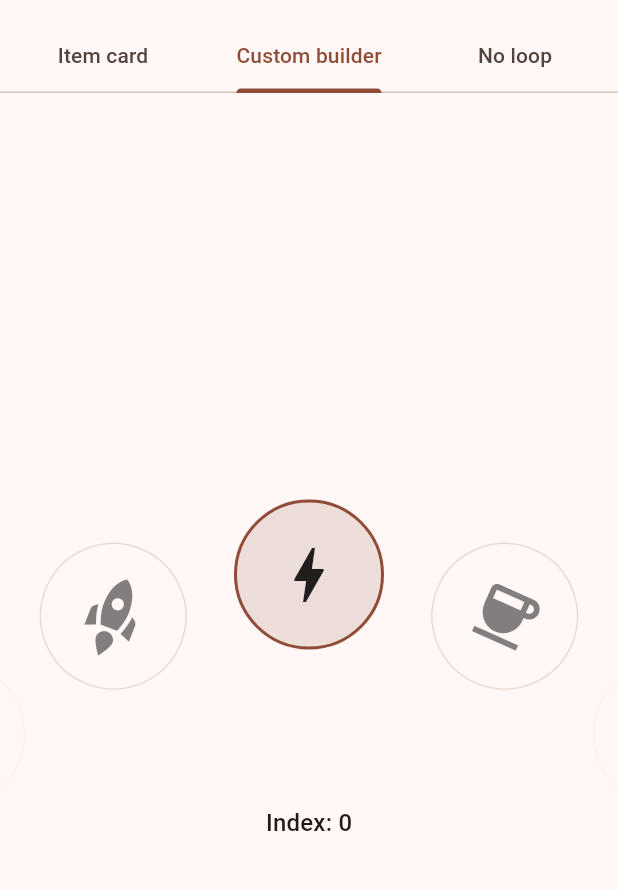
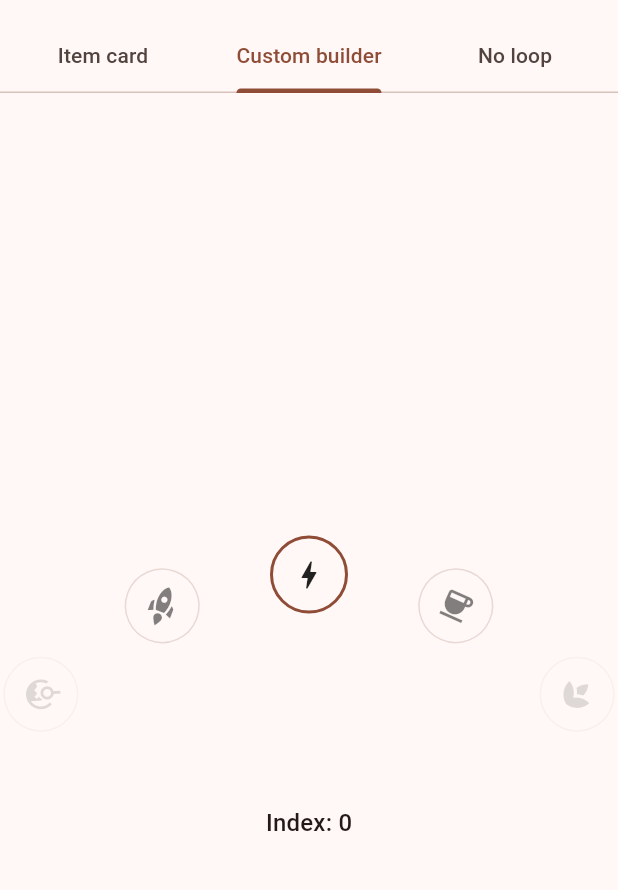
Before and after one commit to LiquidatorCoder/flywheel_carousel, a Flutter app: the screen it shows after launch, tab 2 chosen, on a phone screen of 412 x 824 dp, the part 63-953 px from its top. Run offline on Flutter 3.47's test engine with Material 3 defaults, Android fonts, the phone set to English and light mode, and no system bars.

Commit message:
update example

```diff
--- a/example/lib/main.dart
+++ b/example/lib/main.dart
@@ -11,10 +11,7 @@ class FlywheelExampleApp extends StatelessWidget {
   Widget build(BuildContext context) {
     return MaterialApp(
       title: 'flywheel_carousel',
-      theme: ThemeData(
-        colorScheme: ColorScheme.fromSeed(seedColor: const Color(0xFFD97757)),
-        useMaterial3: true,
-      ),
+      theme: ThemeData(colorScheme: ColorScheme.fromSeed(seedColor: const Color(0xFFD97757)), useMaterial3: true),
       home: const _Home(),
     );
   }
@@ -38,13 +35,7 @@ class _Home extends StatelessWidget {
             ],
           ),
         ),
-        body: const TabBarView(
-          children: [
-            _ColorCardDemo(),
-            _IconBuilderDemo(),
-            _NoLoopDemo(),
-          ],
-        ),
+        body: const TabBarView(children: [_ColorCardDemo(), _IconBuilderDemo(), _NoLoopDemo()]),
       ),
     );
   }
@@ -90,8 +81,7 @@ class _ColorCardDemoState extends State<_ColorCardDemo> {
               ),
             ),
             title: item.name,
-            subtitle:
-                '#${item.color.toARGB32().toRadixString(16).padLeft(8, '0').substring(2).toUpperCase()}',
+            subtitle: '#${item.color.toARGB32().toRadixString(16).padLeft(8, '0').substring(2).toUpperCase()}',
             selected: isSelected,
           ),
         ),
@@ -110,13 +100,7 @@ class _IconBuilderDemo extends StatefulWidget {
 }
 
 class _IconBuilderDemoState extends State<_IconBuilderDemo> {
-  static const _icons = <IconData>[
-    Icons.bolt,
-    Icons.coffee,
-    Icons.spa,
-    Icons.travel_explore,
-    Icons.rocket_launch,
-  ];
+  static const _icons = <IconData>[Icons.bolt, Icons.coffee, Icons.spa, Icons.travel_explore, Icons.rocket_launch];
 
   int _selected = 0;
 
@@ -127,16 +111,15 @@ class _IconBuilderDemoState extends State<_IconBuilderDemo> {
       children: [
         FlywheelCarousel<IconData>(
           items: _icons,
+          wheelRadius: 240,
           onIndexChanged: (i) => setState(() => _selected = i),
           onTick: HapticFeedback.selectionClick,
           itemBuilder: (context, icon, isSelected) => Center(
             child: Container(
-              padding: const EdgeInsets.all(24),
+              padding: const EdgeInsets.all(12),
               decoration: BoxDecoration(
                 shape: BoxShape.circle,
-                color: isSelected
-                    ? Theme.of(context).colorScheme.primary.withValues(alpha: 0.15)
-                    : Colors.transparent,
+                color: Colors.transparent,
                 border: Border.all(
                   color: isSelected
                       ? Theme.of(context).colorScheme.primary
@@ -144,7 +127,7 @@ class _IconBuilderDemoState extends State<_IconBuilderDemo> {
                   width: isSelected ? 2 : 1,
                 ),
               ),
-              child: Icon(icon, size: 48),
+              child: Icon(icon, size: 24),
             ),
           ),
         ),
```
